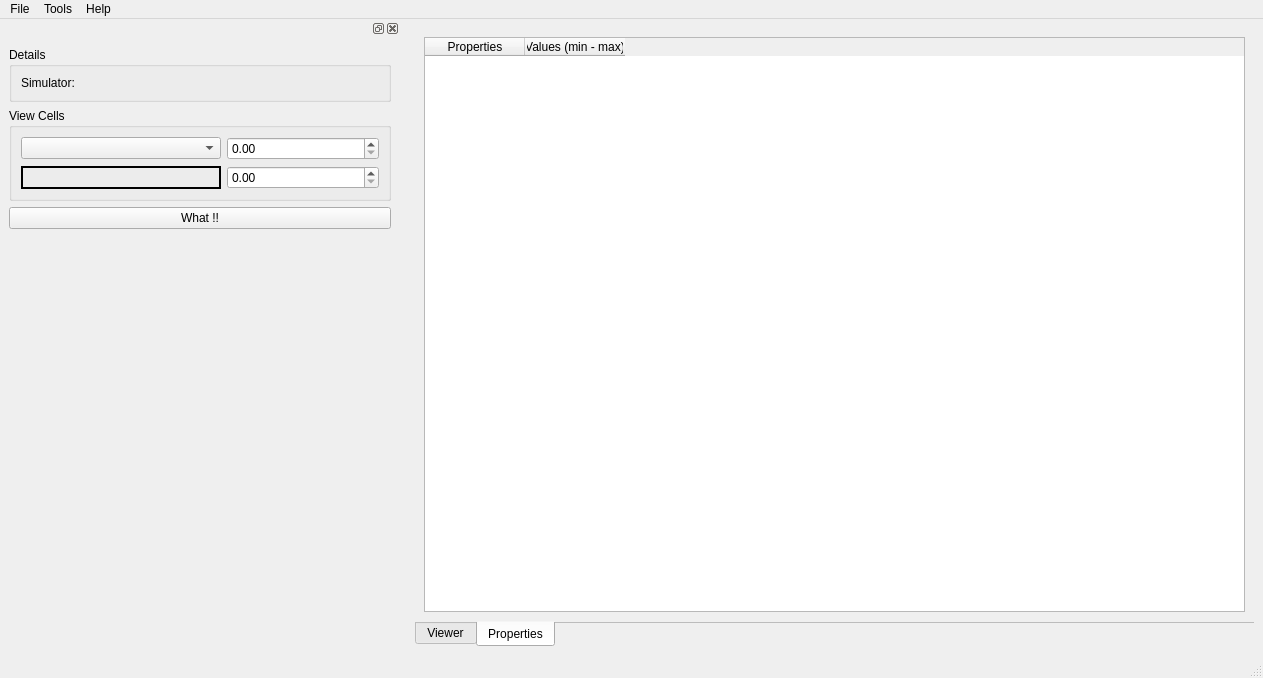
Qt form src/IRESReader/GUI/Qt/UI/IRESReader.ui (felipeCeler/irescutaway) before a commit.
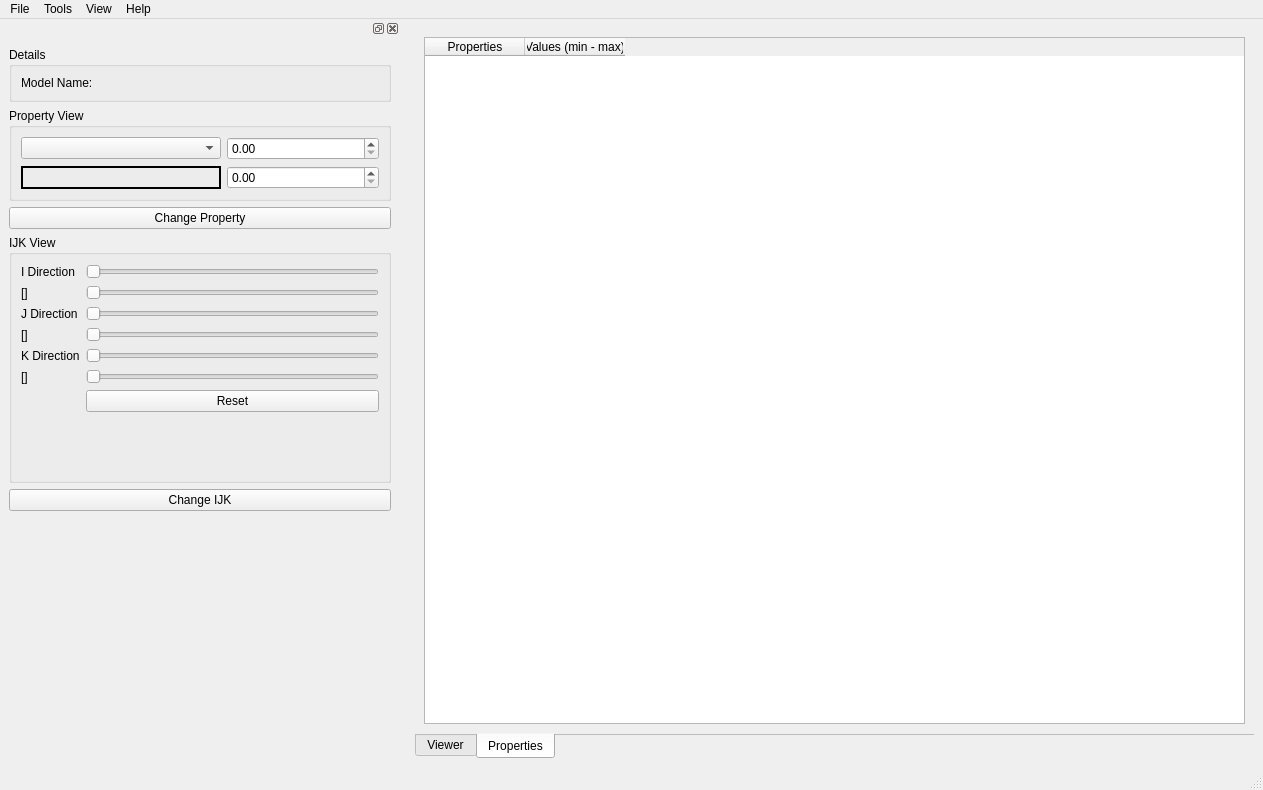
The same form after that commit.

```diff
--- a/src/IRESReader/GUI/Qt/UI/IRESReader.ui
+++ b/src/IRESReader/GUI/Qt/UI/IRESReader.ui
@@ -8,7 +8,7 @@
     <x>0</x>
     <y>0</y>
     <width>1263</width>
-    <height>678</height>
+    <height>788</height>
    </rect>
   </property>
   <property name="sizePolicy">
@@ -121,11 +121,19 @@
     <property name="title">
      <string>Help</string>
     </property>
-    <addaction name="actionTE_VIRA"/>
-    <addaction name="actionFend_for_yourself"/>
+    <addaction name="action_keyBindings"/>
+    <addaction name="separator"/>
+    <addaction name="action_About"/>
+   </widget>
+   <widget class="QMenu" name="menuView">
+    <property name="title">
+     <string>View</string>
+    </property>
+    <addaction name="action_Show_Layers_Widget"/>
    </widget>
    <addaction name="menuFile"/>
    <addaction name="menuTools"/>
+   <addaction name="menuView"/>
    <addaction name="menuHelp"/>
   </widget>
   <widget class="QStatusBar" name="statusbar"/>
@@ -133,7 +141,7 @@
    <property name="minimumSize">
     <size>
      <width>400</width>
-     <height>290</height>
+     <height>749</height>
     </size>
    </property>
    <property name="maximumSize">
@@ -147,19 +155,6 @@
    </attribute>
    <widget class="QWidget" name="dockWidgetContents">
     <layout class="QGridLayout" name="gridLayout">
-     <item row="3" column="0">
-      <spacer name="verticalSpacer">
-       <property name="orientation">
-        <enum>Qt::Vertical</enum>
-       </property>
-       <property name="sizeHint" stdset="0">
-        <size>
-         <width>20</width>
-         <height>40</height>
-        </size>
-       </property>
-      </spacer>
-     </item>
      <item row="0" column="0">
       <widget class="QGroupBox" name="groupBox_Details_">
        <property name="minimumSize">
@@ -181,7 +176,7 @@
         <item row="0" column="0">
          <widget class="QLabel" name="label_simulator_">
           <property name="text">
-           <string>Simulator:</string>
+           <string>Model Name:</string>
           </property>
          </widget>
         </item>
@@ -207,10 +202,23 @@
        </layout>
       </widget>
      </item>
+     <item row="5" column="0">
+      <spacer name="verticalSpacer">
+       <property name="orientation">
+        <enum>Qt::Vertical</enum>
+       </property>
+       <property name="sizeHint" stdset="0">
+        <size>
+         <width>20</width>
+         <height>40</height>
+        </size>
+       </property>
+      </spacer>
+     </item>
      <item row="1" column="0">
       <widget class="QGroupBox" name="groupBox_viewCells_">
        <property name="title">
-        <string>View Cells</string>
+        <string>Property View</string>
        </property>
        <layout class="QFormLayout" name="formLayout_3">
         <item row="1" column="0">
@@ -280,10 +288,138 @@
        </layout>
       </widget>
      </item>
+     <item row="3" column="0">
+      <widget class="QGroupBox" name="groupBox">
+       <property name="sizePolicy">
+        <sizepolicy hsizetype="MinimumExpanding" vsizetype="MinimumExpanding">
+         <horstretch>0</horstretch>
+         <verstretch>0</verstretch>
+        </sizepolicy>
+       </property>
+       <property name="title">
+        <string>IJK View</string>
+       </property>
+       <layout class="QFormLayout" name="formLayout">
+        <item row="0" column="0">
+         <widget class="QLabel" name="label_I">
+          <property name="text">
+           <string>I Direction</string>
+          </property>
+         </widget>
+        </item>
+        <item row="0" column="1">
+         <widget class="QSlider" name="horizontalslider_max_I">
+          <property name="maximum">
+           <number>10000000</number>
+          </property>
+          <property name="orientation">
+           <enum>Qt::Horizontal</enum>
+          </property>
+          <property name="invertedAppearance">
+           <bool>false</bool>
+          </property>
+          <property name="invertedControls">
+           <bool>false</bool>
+          </property>
+         </widget>
+        </item>
+        <item row="1" column="1">
+         <widget class="QSlider" name="horizontalslider_min_I">
+          <property name="orientation">
+           <enum>Qt::Horizontal</enum>
+          </property>
+         </widget>
+        </item>
+        <item row="2" column="1">
+         <widget class="QSlider" name="horizontalslider_max_J">
+          <property name="orientation">
+           <enum>Qt::Horizontal</enum>
+          </property>
+          <property name="invertedAppearance">
+           <bool>false</bool>
+          </property>
+         </widget>
+        </item>
+        <item row="2" column="0">
+         <widget class="QLabel" name="label_J">
+          <property name="text">
+           <string>J Direction</string>
+          </property>
+         </widget>
+        </item>
+        <item row="3" column="1">
+         <widget class="QSlider" name="horizontalslider_min_J">
+          <property name="orientation">
+           <enum>Qt::Horizontal</enum>
+          </property>
+         </widget>
+        </item>
+        <item row="4" column="1">
+         <widget class="QSlider" name="horizontalslider_max_K">
+          <property name="orientation">
+           <enum>Qt::Horizontal</enum>
+          </property>
+          <property name="invertedAppearance">
+           <bool>false</bool>
+          </property>
+         </widget>
+        </item>
+        <item row="4" column="0">
+         <widget class="QLabel" name="label_K">
+          <property name="text">
+           <string>K Direction</string>
+          </property>
+         </widget>
+        </item>
+        <item row="5" column="1">
+         <widget class="QSlider" name="horizontalslider_min_K">
+          <property name="orientation">
+           <enum>Qt::Horizontal</enum>
+          </property>
+         </widget>
+        </item>
+        <item row="6" column="1">
+         <widget class="QPushButton" name="pushButton_Reset_IJK">
+          <property name="text">
+           <string>Reset</string>
+          </property>
+         </widget>
+        </item>
+        <item row="1" column="0">
+         <widget class="QLabel" name="label_I_range">
+          <property name="text">
+           <string>[]</string>
+          </property>
+         </widget>
+        </item>
+        <item row="3" column="0">
+         <widget class="QLabel" name="label_J_range">
+          <property name="text">
+           <string>[]</string>
+          </property>
+         </widget>
+        </item>
+        <item row="5" column="0">
+         <widget class="QLabel" name="label_K_range">
+          <property name="text">
+           <string>[]</string>
+          </property>
+         </widget>
+        </item>
+       </layout>
+      </widget>
+     </item>
      <item row="2" column="0">
       <widget class="QPushButton" name="pushButton_changePropertyRange">
        <property name="text">
-        <string>What !!</string>
+        <string>Change Property</string>
+       </property>
+      </widget>
+     </item>
+     <item row="4" column="0">
+      <widget class="QPushButton" name="pushButton_changeIJK">
+       <property name="text">
+        <string>Change IJK</string>
        </property>
       </widget>
      </item>
```
Left out of the diff: 66 changed lines with no effect on the pictures.
